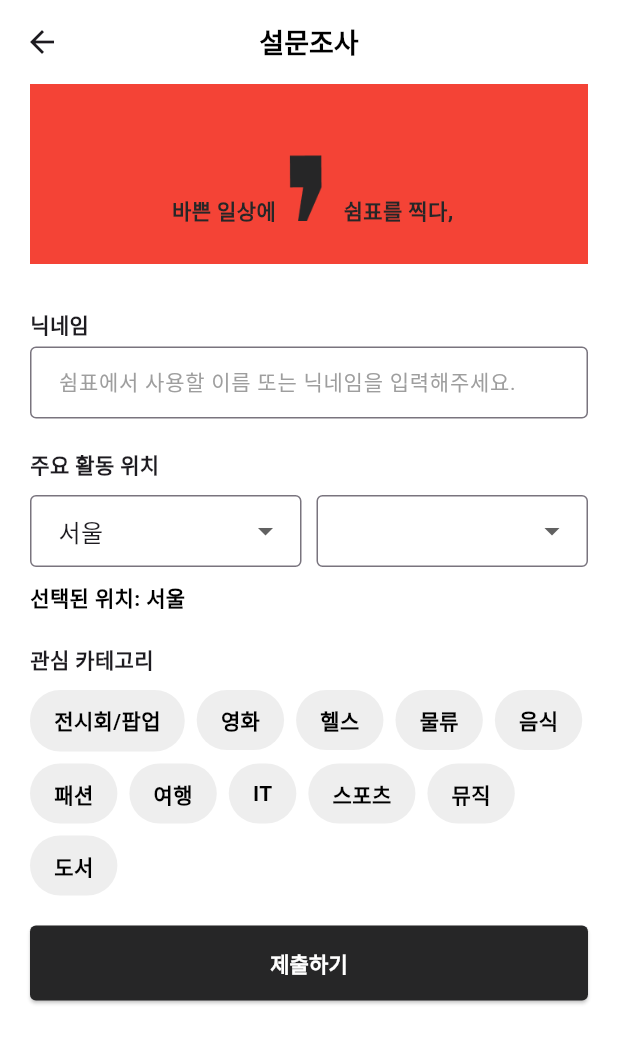
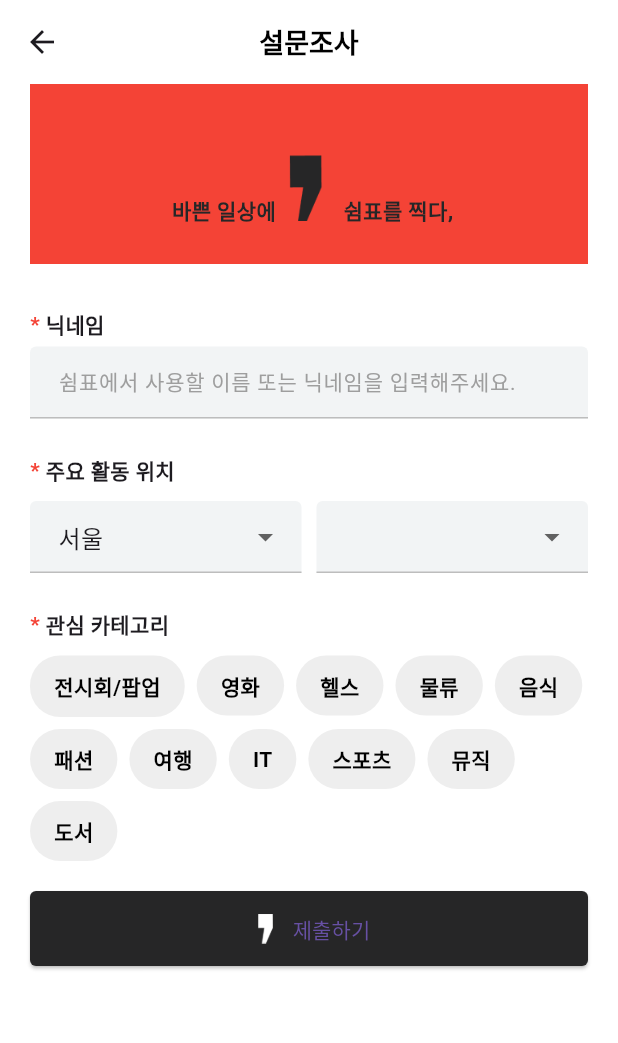
Before and after one commit to Comma-in-the-schedule/front_end_repo, a Flutter app: the screen it shows after launch, item 4 of the bottom bar chosen, on a phone screen of 412 x 824 dp. Shown: the top 1043 px of the screen. Run offline on Flutter 3.47's test engine with Material 3 defaults, Android fonts, the phone set to English and light mode, and no system bars; Roboto replaces fonts that are missing (Pretendard-Black, Pretendard-Bold).

Commit message:
[FE-#15] 설문조사 페이지 UI (#22)
feat: 설문조사 UI 구현 완료

```diff
--- a/lib/features/survey/presentation/pages/survey_page.dart
+++ b/lib/features/survey/presentation/pages/survey_page.dart
@@ -77,7 +77,17 @@ class _SurveyPageState extends State<SurveyPage> {
               const SizedBox(height: 30),
 
               // 닉네임 입력 필드
-              const Text(
+              Row(
+                children: const [
+                  Text(
+                    "* ",
+                    style: TextStyle(
+                      color: Colors.red,
+                      fontSize: 14,
+                      fontWeight: FontWeight.bold,
+                    ),
+                  ),
+                  Text(
                     "닉네임",
                     style: TextStyle(
                       fontFamily: 'Pretendard-Bold',
@@ -85,31 +95,46 @@ class _SurveyPageState extends State<SurveyPage> {
                       fontWeight: FontWeight.w700,
                     ),
                   ),
+                ],
+              ),
               const SizedBox(height: 5),
               TextField(
                 controller: _nicknameController,
                 decoration: InputDecoration(
+                  filled: true,
+                  fillColor: const Color(0xFFF2F4F5), // 내부 배경색 변경
                   hintText: "쉼표에서 사용할 이름 또는 닉네임을 입력해주세요.",
                   hintStyle: const TextStyle(
                     fontSize: 14,
                     color: Colors.grey,
                   ),
-                  contentPadding: const EdgeInsets.symmetric(
-                      vertical: 5, horizontal: 15), // 높이 조정
-                  border: OutlineInputBorder(
-                    borderRadius: BorderRadius.circular(4), // 둥근 정도 축소
-                    borderSide: const BorderSide(color: Colors.grey),
+                  contentPadding:
+                      const EdgeInsets.symmetric(vertical: 5, horizontal: 15),
+                  enabledBorder: UnderlineInputBorder(
+                    borderSide: const BorderSide(
+                        color: Color(0xFFBDBDBD),
+                        width: 1), // 비활성화 상태에서는 하단만 테두리
                   ),
-                  focusedBorder: OutlineInputBorder(
-                    borderRadius: BorderRadius.circular(6), // 둥근 정도 유지
-                    borderSide: const BorderSide(color: Colors.black),
+                  focusedBorder: UnderlineInputBorder(
+                    borderSide: const BorderSide(
+                        color: Color(0xFF262627), width: 1), // 활성화 상태에서는 하단만 강조
                   ),
                 ),
               ),
-              const SizedBox(height: 20),
+              const SizedBox(height: 24),
 
               // 주요 활동 위치
-              const Text(
+              Row(
+                children: const [
+                  Text(
+                    "* ",
+                    style: TextStyle(
+                      color: Colors.red,
+                      fontSize: 14,
+                      fontWeight: FontWeight.bold,
+                    ),
+                  ),
+                  Text(
                     "주요 활동 위치",
                     style: TextStyle(
                       fontFamily: 'Pretendard-Bold',
@@ -117,12 +142,12 @@ class _SurveyPageState extends State<SurveyPage> {
                       fontWeight: FontWeight.w700,
                     ),
                   ),
+                ],
+              ),
               const SizedBox(height: 10),
 
-              // 🔹 지역 선택 (가로 정렬)
               Row(
                 children: [
-                  // 상위 지역 (서울, 경기)
                   Expanded(
                     child: DropdownButtonFormField<String>(
                       value: selectedLocation,
@@ -135,21 +160,26 @@ class _SurveyPageState extends State<SurveyPage> {
                       onChanged: (value) {
                         setState(() {
                           selectedLocation = value!;
-                          selectedSubLocation = null; // 상위 지역 변경 시 하위 지역 초기화
+                          selectedSubLocation = null;
                         });
                       },
                       decoration: InputDecoration(
-                        border: OutlineInputBorder(
-                          borderRadius: BorderRadius.circular(4),
+                        filled: true,
+                        fillColor: const Color(0xFFF2F4F5),
+                        enabledBorder: UnderlineInputBorder(
+                          borderSide: const BorderSide(
+                              color: Color(0xFFBDBDBD), width: 1),
+                        ),
+                        focusedBorder: UnderlineInputBorder(
+                          borderSide: const BorderSide(
+                              color: Color(0xFF262627), width: 1),
                         ),
                         contentPadding: const EdgeInsets.symmetric(
-                            vertical: 10, horizontal: 15), // 높이 조정
+                            vertical: 10, horizontal: 15),
                       ),
                     ),
                   ),
-                  const SizedBox(width: 10), // 상위 지역과 하위 지역 사이 여백
-
-                  // 하위 지역 (구 선택)
+                  const SizedBox(width: 10),
                   Expanded(
                     child: DropdownButtonFormField<String>(
                       value: selectedSubLocation,
@@ -166,39 +196,45 @@ class _SurveyPageState extends State<SurveyPage> {
                         });
                       },
                       decoration: InputDecoration(
-                        border: OutlineInputBorder(
-                          borderRadius: BorderRadius.circular(4),
+                        filled: true,
+                        fillColor: const Color(0xFFF2F4F5),
+                        enabledBorder: UnderlineInputBorder(
+                          borderSide: const BorderSide(
+                              color: Color(0xFFBDBDBD), width: 1),
+                        ),
+                        focusedBorder: UnderlineInputBorder(
+                          borderSide: const BorderSide(
+                              color: Color(0xFF262627), width: 1),
                         ),
                         contentPadding: const EdgeInsets.symmetric(
-                            vertical: 10, horizontal: 15), // 높이 조정
+                            vertical: 10, horizontal: 15),
                       ),
                     ),
                   ),
                 ],
               ),
-              const SizedBox(height: 10),
+              const SizedBox(height: 24),
 
-              // 🔹 선택한 지역 표시
+              // 🔹 관심 카테고리 선택 추가
+              Row(
+                children: const [
                   Text(
-                selectedSubLocation != null
-                    ? "선택된 위치: $selectedLocation - $selectedSubLocation"
-                    : "선택된 위치: $selectedLocation",
-                style: const TextStyle(
+                    "* ",
+                    style: TextStyle(
+                      color: Colors.red,
                       fontSize: 14,
-                  fontWeight: FontWeight.w700,
-                  color: Colors.black,
+                      fontWeight: FontWeight.bold,
                     ),
                   ),
-              const SizedBox(height: 20),
-
-              // 관심 카테고리 선택
-              const Text(
+                  Text(
                     "관심 카테고리",
                     style: TextStyle(
                       fontFamily: 'Pretendard-Bold',
                       fontSize: 14,
                       fontWeight: FontWeight.w700,
                     ),
+                  ),
+                ],
               ),
               const SizedBox(height: 10),
 
@@ -219,7 +255,6 @@ class _SurveyPageState extends State<SurveyPage> {
                       child: Text(
                         category,
                         style: TextStyle(
-                          fontFamily: 'Pretendard-Bold',
                           fontSize: 14,
                           fontWeight: FontWeight.w700,
                           color: isSelected ? Colors.white : Colors.black,
@@ -231,32 +266,32 @@ class _SurveyPageState extends State<SurveyPage> {
               ),
               const SizedBox(height: 20),
 
-              // 제출 버튼
+              // 제출 버튼 (로고 포함)
               SizedBox(
                 width: double.infinity,
                 height: 50,
-                child: ElevatedButton(
+                child: ElevatedButton.icon(
                   onPressed: () {
                     // TODO: 제출 기능 구현
                   },
+                  icon: Padding(
+                    padding:
+                        const EdgeInsets.only(left: 10), // 🔹 로고 왼쪽에서 10px 띄우기
+                    child: Image.asset(
+                      'assets/icons/logo_w.png',
+                      width: 20,
+                      height: 20,
+                    ),
+                  ),
+                  label: const Text("제출하기"),
                   style: ElevatedButton.styleFrom(
                     backgroundColor: const Color(0xFF262627),
                     shape: RoundedRectangleBorder(
                       borderRadius: BorderRadius.circular(4),
                     ),
                   ),
-                  child: const Text(
-                    "제출하기",
-                    style: TextStyle(
-                      fontSize: 14,
-                      fontFamily: 'Pretendard-Bold',
-                      fontWeight: FontWeight.w700,
-                      color: Colors.white,
                 ),
               ),
-                ),
-              ),
-
               const SizedBox(height: 20),
             ],
           ),
```
Lines whose indentation alone changed are shown as unchanged.
